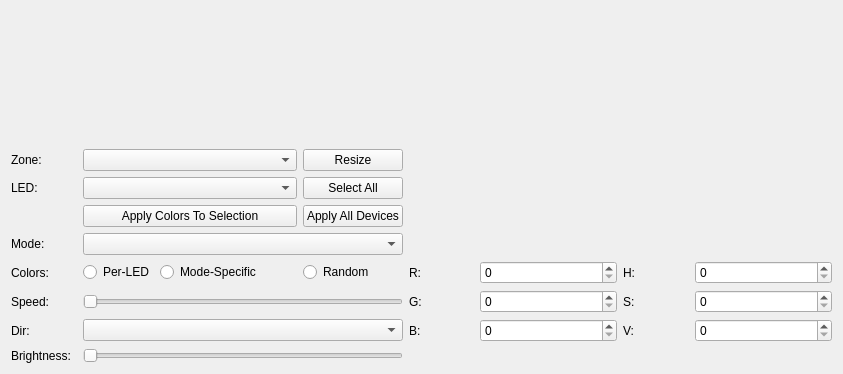
Qt form qt/OpenRGBDevicePage.ui (CalcProgrammer1/OpenRGB) before a commit.
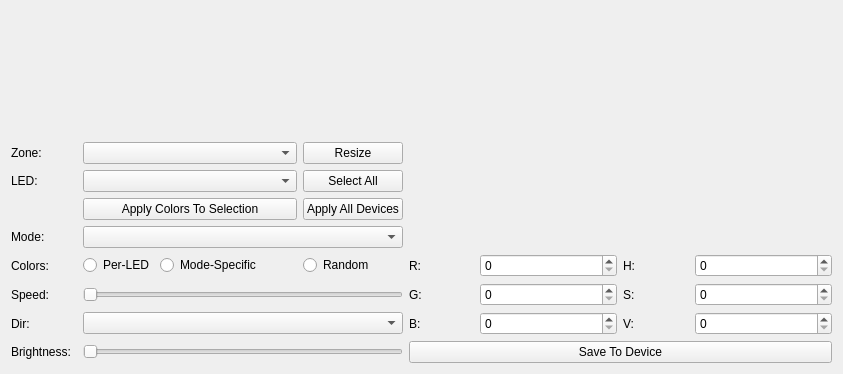
The same form after that commit. Custom widgets are drawn as their Qt base class.

Commit message: Add save to device support to RGBController

```diff
--- a/qt/OpenRGBDevicePage.ui
+++ b/qt/OpenRGBDevicePage.ui
@@ -254,6 +254,13 @@
      </property>
     </widget>
    </item>
+   <item row="10" column="5" colspan="6">
+    <widget class="QPushButton" name="DeviceSaveButton">
+     <property name="text">
+      <string>Save To Device</string>
+     </property>
+    </widget>
+   </item>
   </layout>
  </widget>
  <customwidgets>
```
The commit also changes 4 other files.
